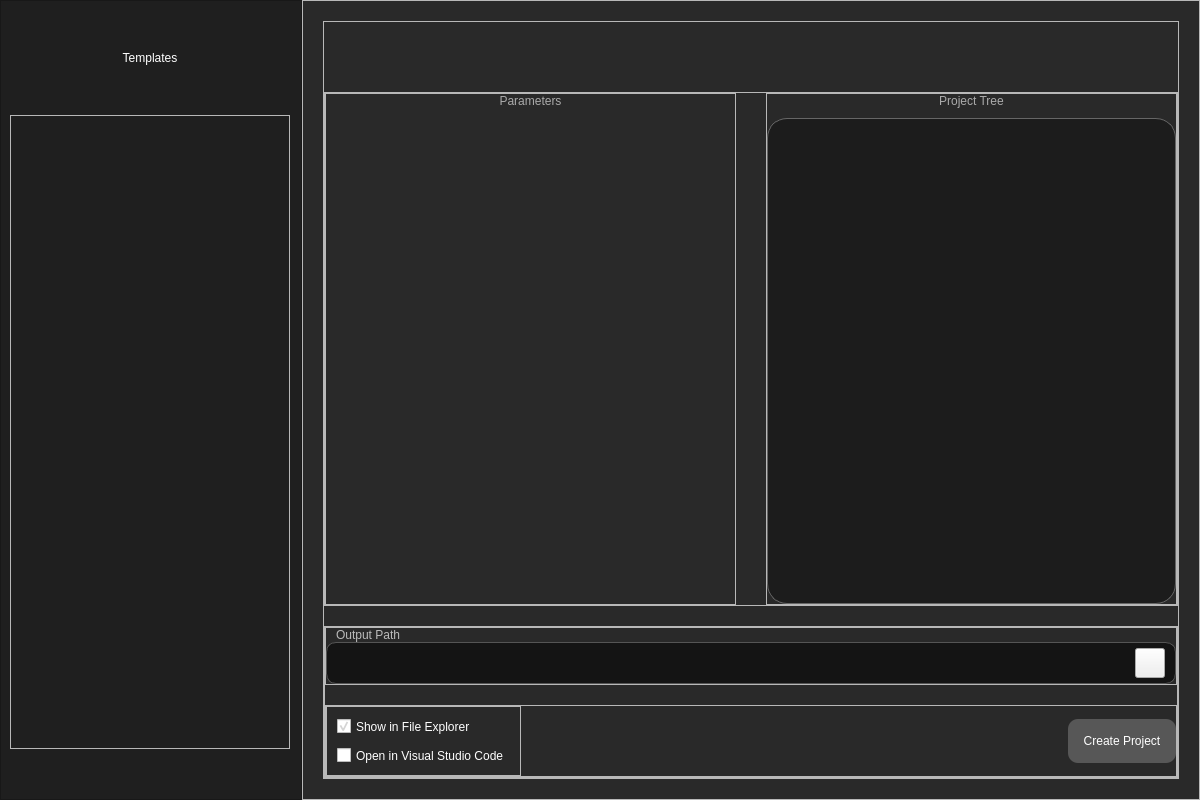
The window that app/design/main_window.ui (KrazyManJ/templatoron) describes before a commit, drawn with Qt 5.
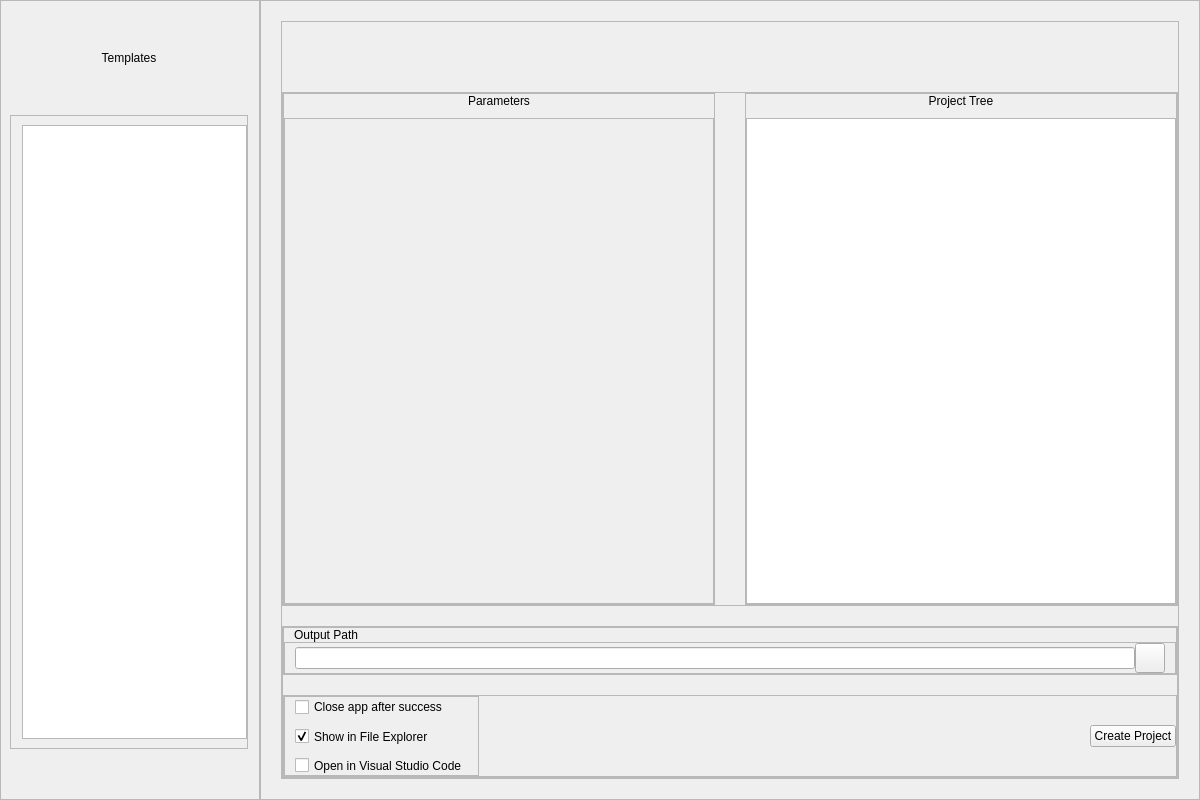
The same window after the commit. Icons and pictures are not drawn.

Commit message: Updated to read and write byte-based files, added "close app when success" check

Patch:
```diff
--- a/app/design/main_window.ui
+++ b/app/design/main_window.ui
@@ -85,6 +85,13 @@
 	border : 1px solid #666;
 	color: white;
 }
+#TemplateListView::item:selected &gt; * {
+    background-color: transparent;
+}
+#TemplateListView::item:selected QIcon {
+    background-color: transparent;
+    border: none;
+}
 QScrollBar:vertical{
 	width: 20px;
 	right: 20px;
@@ -647,13 +654,13 @@
                    <number>10</number>
                   </property>
                   <property name="topMargin">
-                   <number>10</number>
+                   <number>0</number>
                   </property>
                   <property name="rightMargin">
                    <number>10</number>
                   </property>
                   <property name="bottomMargin">
-                   <number>10</number>
+                   <number>0</number>
                   </property>
                   <property name="horizontalSpacing">
                    <number>20</number>
@@ -661,17 +668,7 @@
                   <property name="verticalSpacing">
                    <number>10</number>
                   </property>
-                  <item row="0" column="0">
-                   <widget class="QCheckBox" name="CheckFileExplorer">
-                    <property name="text">
-                     <string>Show in File Explorer</string>
-                    </property>
-                    <property name="checked">
-                     <bool>true</bool>
-                    </property>
-                   </widget>
-                  </item>
-                  <item row="1" column="0">
+                  <item row="2" column="0">
                    <widget class="QCheckBox" name="CheckVSCode">
                     <property name="enabled">
                      <bool>true</bool>
@@ -681,6 +678,23 @@
                     </property>
                    </widget>
                   </item>
+                  <item row="1" column="0">
+                   <widget class="QCheckBox" name="CheckFileExplorer">
+                    <property name="text">
+                     <string>Show in File Explorer</string>
+                    </property>
+                    <property name="checked">
+                     <bool>true</bool>
+                    </property>
+                   </widget>
+                  </item>
+                  <item row="0" column="0">
+                   <widget class="QCheckBox" name="CheckCloseApp">
+                    <property name="text">
+                     <string>Close app after success</string>
+                    </property>
+                   </widget>
+                  </item>
                  </layout>
                 </widget>
                </item>
```
The commit also changes 2 other files.
